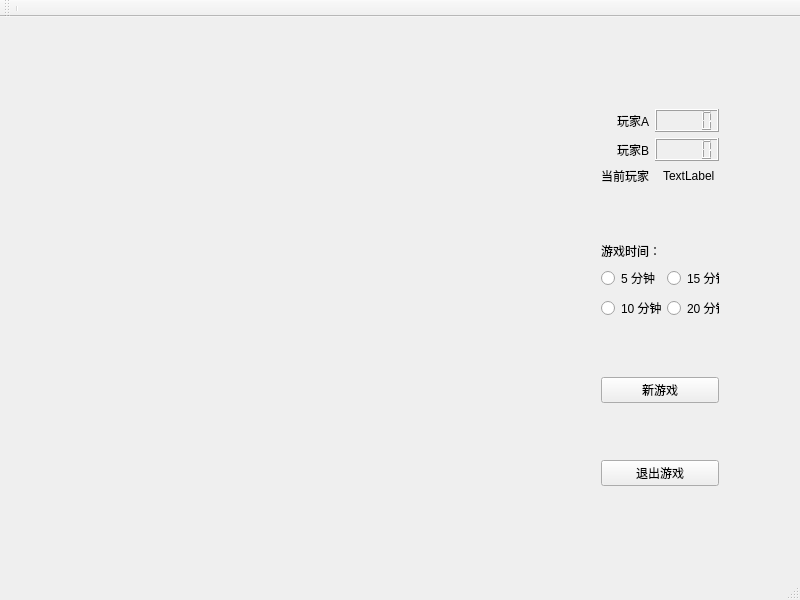
Before: the Qt Designer form mainwindow.ui in nearc/gomoku, drawn with Qt 5.
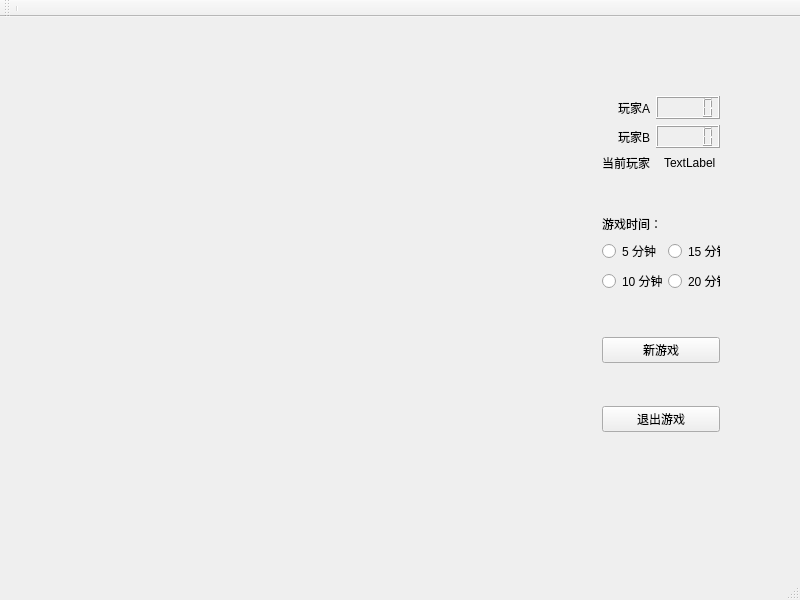
After: the same form once the commit is applied. Icons and pictures are not drawn.

Commit message: [DEV]add countDown

```diff
--- a/mainwindow.ui
+++ b/mainwindow.ui
@@ -36,13 +36,13 @@
      <string/>
     </property>
    </widget>
-   <widget class="QWidget" name="layoutWidget">
+   <widget class="QWidget" name="">
     <property name="geometry">
      <rect>
-      <x>590</x>
-      <y>30</y>
+      <x>591</x>
+      <y>31</y>
       <width>140</width>
-      <height>501</height>
+      <height>432</height>
      </rect>
     </property>
     <layout class="QVBoxLayout" name="verticalLayout_2">
@@ -81,7 +81,11 @@
           </widget>
          </item>
          <item>
-          <widget class="QLCDNumber" name="lcdTimeA"/>
+          <widget class="QLCDNumber" name="lcdTimeA">
+           <property name="enabled">
+            <bool>true</bool>
+           </property>
+          </widget>
          </item>
         </layout>
        </item>
@@ -105,7 +109,20 @@
           </widget>
          </item>
          <item>
-          <widget class="QLCDNumber" name="lcdTimeB"/>
+          <widget class="QLCDNumber" name="lcdTimeB">
+           <property name="enabled">
+            <bool>true</bool>
+           </property>
+           <property name="smallDecimalPoint">
+            <bool>false</bool>
+           </property>
+           <property name="segmentStyle">
+            <enum>QLCDNumber::Filled</enum>
+           </property>
+           <property name="value" stdset="0">
+            <double>0.000000000000000</double>
+           </property>
+          </widget>
          </item>
         </layout>
        </item>
```
The commit also changes 2 other files.
